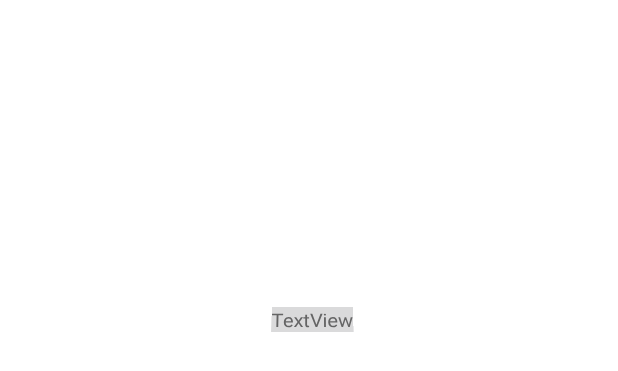
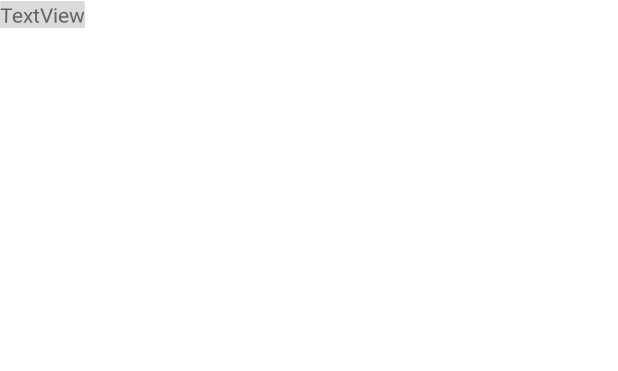
Before and after one commit to SarahBehanzin/Appli_ChuckNorrisJokes, an Android app: the layout joke_layout.xml on its own in the app's theme, with its tools: preview values and no code run, on a phone screen of 412 x 824 dp. Shown: the top 371 px of the screen. Run offline under Robolectric (Android 15) with nearby library versions, the phone set to English and light mode, and no system bars.

```diff
--- a/app/src/main/res/layout/joke_layout.xml
+++ b/app/src/main/res/layout/joke_layout.xml
@@ -2,8 +2,8 @@
 <androidx.constraintlayout.widget.ConstraintLayout xmlns:android="http://schemas.android.com/apk/res/android"
     xmlns:app="http://schemas.android.com/apk/res-auto"
     xmlns:tools="http://schemas.android.com/tools"
-    android:layout_width="match_parent"
-    android:layout_height="match_parent"
+    android:layout_width="wrap_content"
+    android:layout_height="wrap_content"
     android:rotationX="4">
 
 
@@ -11,10 +11,6 @@
         android:id="@+id/textView"
         android:layout_width="wrap_content"
         android:layout_height="wrap_content"
-        android:layout_marginStart="179dp"
-        android:layout_marginTop="149dp"
-        android:layout_marginEnd="175dp"
-        android:layout_marginBottom="563dp"
         android:background="#416F6F71"
         android:rotationX="17"
         android:text="TextView"
```
Also changed, not shown: app/src/main/java/com/example/appli_belgacem_behanzin/JokeAdapter.kt (+11 -6 lines).
